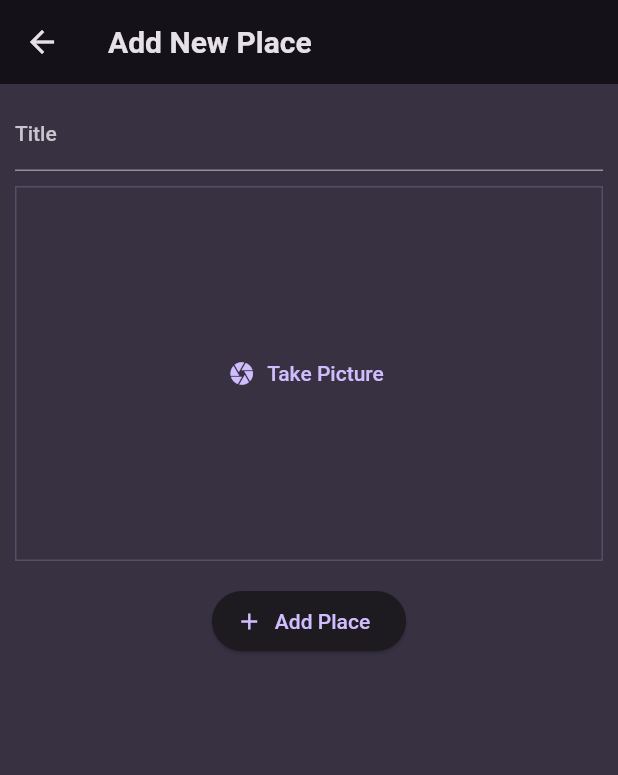
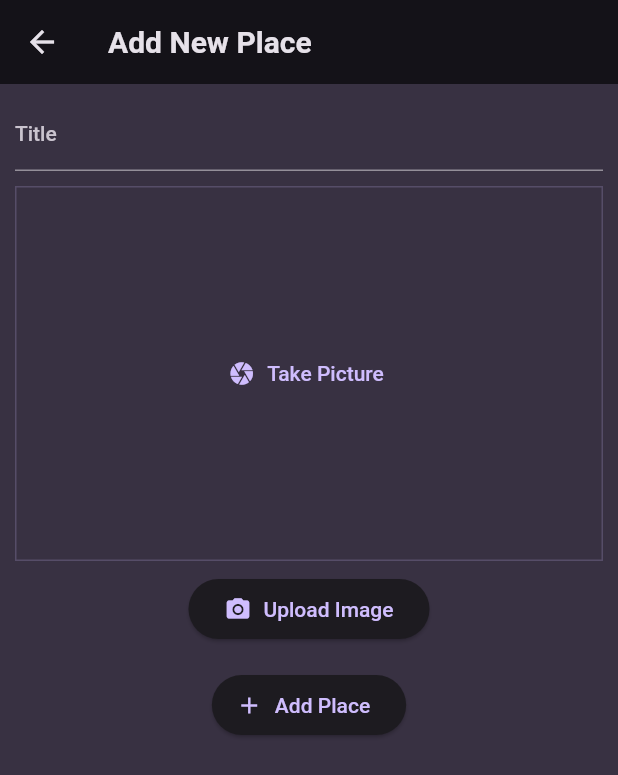
Before and after one commit to ikram-khani/favorite_places, a Flutter app: the AddPlaceScreen screen opened directly, after a tap on "Take Picture", on a phone screen of 412 x 824 dp. Shown: the top 775 px of the screen. Run offline on Flutter 3.47's test engine with Material 2 defaults, Android fonts, the phone set to English and light mode, and no system bars; our stand-ins replace flutter_riverpod, google_fonts, image_picker.

Commit message:
using the device camera and gallery for picking images

```diff
--- a/lib/views/widgets/image_input.dart
+++ b/lib/views/widgets/image_input.dart
@@ -1,4 +1,11 @@
+import 'dart:io';
 import 'package:flutter/material.dart';
+import 'package:image_picker/image_picker.dart';
+
+enum PickImageSource {
+  camera,
+  gallery,
+}
 
 class ImageInput extends StatefulWidget {
   const ImageInput({super.key});
@@ -8,11 +15,58 @@ class ImageInput extends StatefulWidget {
 }
 
 class _ImageInputState extends State<ImageInput> {
-  void _takePicture() {}
+  File? _selectedImage;
+  XFile? pickedImage;
+
+  void _takePicture(PickImageSource source) async {
+    final imagePicker = ImagePicker();
+
+    if (source == PickImageSource.camera) {
+      pickedImage = await imagePicker.pickImage(
+        source: ImageSource.camera,
+        maxWidth: 600,
+      );
+    } else if (source == PickImageSource.gallery) {
+      pickedImage = await imagePicker.pickImage(
+        source: ImageSource.gallery,
+        maxWidth: 600,
+      );
+    }
+
+    if (pickedImage == null) {
+      return;
+    }
+
+    setState(() {
+      _selectedImage = File(pickedImage!.path);
+    });
+  }
 
   @override
   Widget build(BuildContext context) {
-    return Container(
+    Widget content = TextButton.icon(
+      onPressed: () {
+        _takePicture(PickImageSource.camera);
+      },
+      icon: const Icon(Icons.camera),
+      label: const Text('Take Picture'),
+    );
+    if (_selectedImage != null) {
+      content = GestureDetector(
+        onTap: () {
+          _takePicture(PickImageSource.camera);
+        },
+        child: Image.file(
+          _selectedImage!,
+          fit: BoxFit.cover,
+          width: double.infinity,
+          height: double.infinity,
+        ),
+      );
+    }
+    return Column(
+      children: [
+        Container(
           decoration: BoxDecoration(
             border: Border.all(
               width: 1,
@@ -21,11 +75,25 @@ class _ImageInputState extends State<ImageInput> {
           ),
           height: 250,
           width: double.infinity,
-      child: TextButton.icon(
-        onPressed: _takePicture,
-        icon: const Icon(Icons.camera),
-        label: const Text('Take Picture'),
+          child: content,
         ),
+        const SizedBox(
+          height: 8,
+        ),
+        ElevatedButton(
+          onPressed: () {
+            _takePicture(PickImageSource.gallery);
+          },
+          child: const Row(
+            mainAxisSize: MainAxisSize.min,
+            children: [
+              Icon(Icons.camera_alt),
+              SizedBox(width: 8.0),
+              Text('Upload Image'),
+            ],
+          ),
+        ),
+      ],
     );
   }
 }
```
Also changed, not shown: 1 other file. Lines whose indentation alone changed are shown as unchanged.
